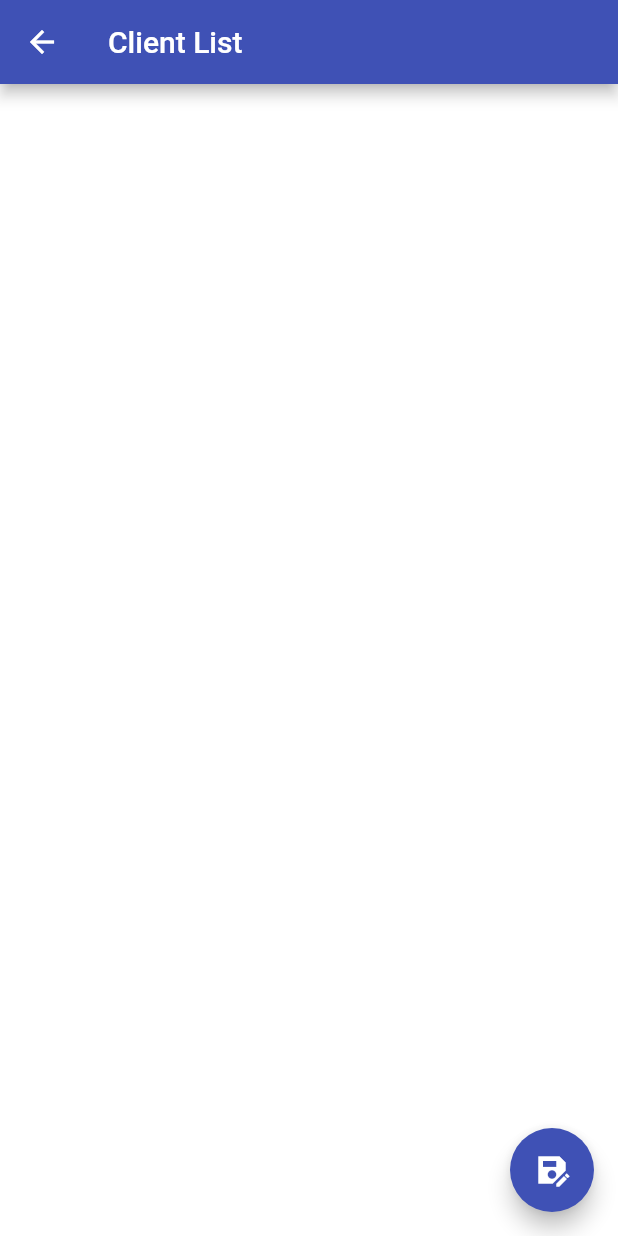
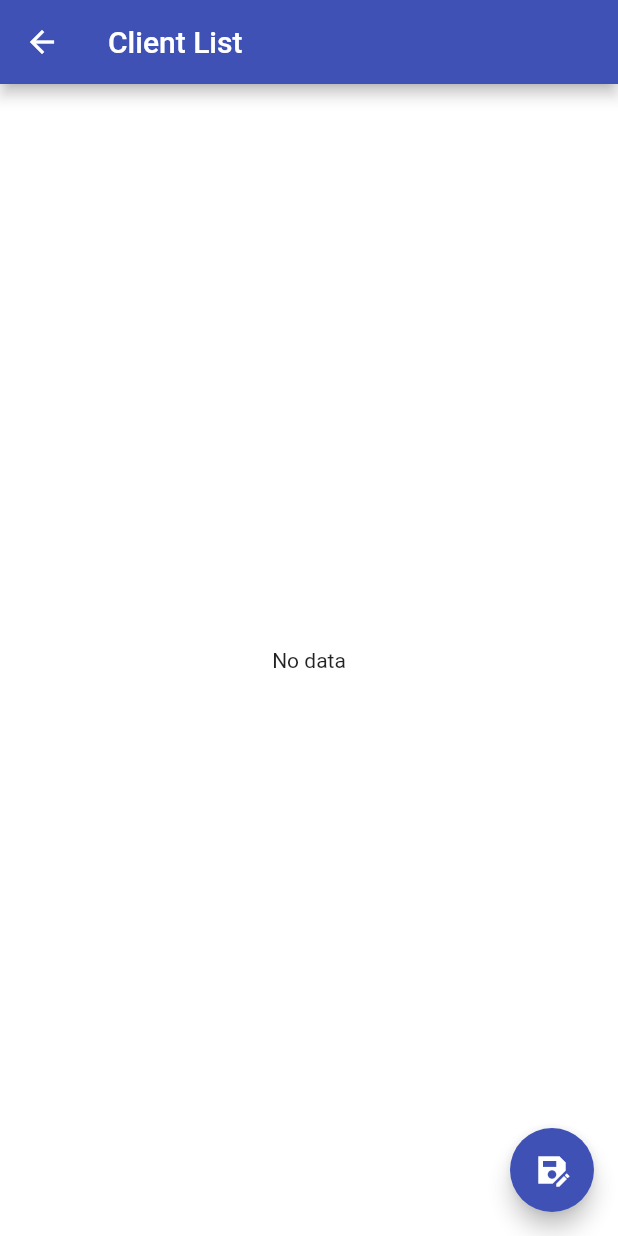
Before and after one commit to mattbrevis/crud_project, a Flutter app: the screen it shows after launch, after a tap on "CRUD - Client", on a phone screen of 412 x 824 dp. Run offline on Flutter 3.47's test engine with Material 2 defaults, Android fonts, the phone set to English and light mode, and no system bars.

Commit message:
CRUD Refactor

```diff
--- a/lib/pages/client-crud/client_list_page.dart
+++ b/lib/pages/client-crud/client_list_page.dart
@@ -1,5 +1,8 @@
+import 'package:crud_project/db/virtual_db.dart';
+import 'package:crud_project/repositories/client_repository.dart';
 import 'package:flutter/material.dart';
 
+import '../../model/client_model.dart';
 import 'client_page.dart';
 
 class ClientListPage extends StatefulWidget {
@@ -10,9 +13,20 @@ class ClientListPage extends StatefulWidget {
 }
 
 class _ClientListPageState extends State<ClientListPage> {
+  List<ClientModel> listClientModel = [];
+  VirtualDB myDataBase = VirtualDB();
+
+  void addDataListClient() async {
+    listClientModel.clear();
+    listClientModel = await ClientRepository(myDataBase).getAll();
+    setState(() {
+
+    });
+  }
+
   @override
   void initState() {
-    // TODO: implement initState
+    addDataListClient();
     super.initState();
   }
 
@@ -22,14 +36,22 @@ class _ClientListPageState extends State<ClientListPage> {
       appBar: AppBar(title: const Text('Client List')),
       body: Container(
         color: Colors.white,
+        child: listClientModel.isNotEmpty? SingleChildScrollView(
+            child: ListView.builder(
+              itemCount: listClientModel.length,
+              itemBuilder: ((context, index) {
+                return Card(
+                    child: Text(listClientModel[index].nameClient),
+                );
+              }))) : const Center(child: Text('No data'),),
       ),
       floatingActionButton: FloatingActionButton(
           onPressed: (() {
-
-            Navigator.push(context, MaterialPageRoute(builder: (context) => const ClientPage()));
+            Navigator.push(context,
+                MaterialPageRoute(builder: (context) => const ClientPage()));
+            addDataListClient();
           }),
-          child: const Icon(Icons.save_as_sharp)
-          ),
+          child: const Icon(Icons.save_as_sharp)),
     );
   }
 }
```
Also changed, not shown: lib/pages/client-crud/client_page.dart (+23 -4 lines).
